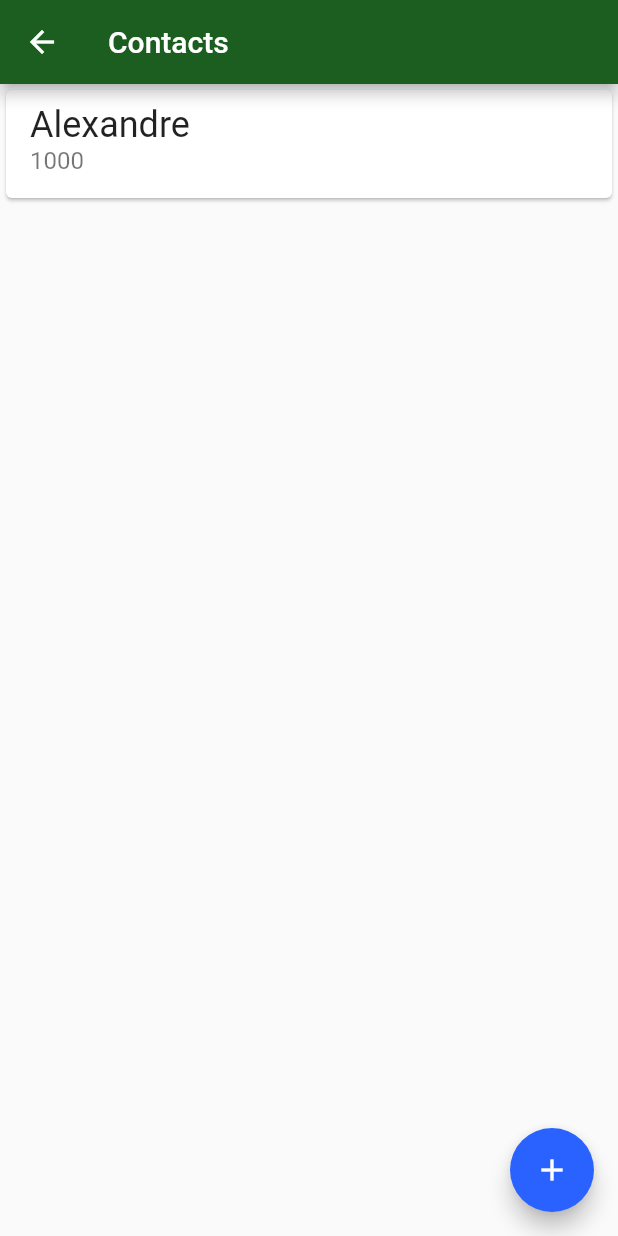
After one commit to jafidelis/bytebank, a Flutter app: the screen it shows after launch, after a tap on "Contacts", on a phone screen of 412 x 824 dp. The commit adds this screen. Run offline on Flutter 3.47's test engine with Material 2 defaults, Android fonts, the phone set to English and light mode, and no system bars.

Commit message:
Added contact list

```diff
--- a/lib/main.dart
+++ b/lib/main.dart
@@ -1,3 +1,5 @@
+import 'package:bytebank/screens/contacts_list.dart';
+import 'package:bytebank/screens/dashboard.dart';
 import 'package:flutter/material.dart';
 
 void main() {
@@ -21,51 +23,3 @@ class BytebankApp extends StatelessWidget {
     );
   }
 }
-
-class Dashboard extends StatelessWidget {
-  @override
-  Widget build(BuildContext context) {
-    return Scaffold(
-      appBar: AppBar(
-        title: Text('Dashboard'),
-      ),
-      body: Column(
-        mainAxisAlignment: MainAxisAlignment.spaceBetween,
-        crossAxisAlignment: CrossAxisAlignment.start,
-        children: [
-          Padding(
-            padding: const EdgeInsets.all(8.0),
-            child: Image.asset('images/bytebank_logo.png'),
-          ),
-          Padding(
-            padding: const EdgeInsets.all(8.0),
-            child: Container(
-              padding: EdgeInsets.all(8.0),
-              height: 100,
-              width: 150,
-              color: Theme.of(context).primaryColor,
-              child: Column(
-                mainAxisAlignment: MainAxisAlignment.spaceBetween,
-                crossAxisAlignment: CrossAxisAlignment.start,
-                children: [
-                  Icon(
-                    Icons.people,
-                    color: Colors.white,
-                    size: 32.0,
-                  ),
-                  Text(
-                    'Contacts',
-                    style: TextStyle(
-                      color: Colors.white,
-                      fontSize: 16.0,
-                    ),
-                  ),
-                ],
-              ),
-            ),
-          )
-        ],
-      ),
-    );
-  }
-}
--- /dev/null
+++ b/lib/screens/contacts_list.dart
@@ -0,0 +1,32 @@
+import 'package:flutter/material.dart';
+
+class ContactsList extends StatelessWidget {
+  @override
+  Widget build(BuildContext context) {
+    return Scaffold(
+      appBar: AppBar(
+        title: Text('Contacts'),
+      ),
+      body: ListView(
+        children: [
+          Card(
+            child: ListTile(
+              title: Text(
+                'Alexandre',
+                style: TextStyle(fontSize: 24),
+              ),
+              subtitle: Text(
+                '1000',
+                style: TextStyle(fontSize: 16),
+              ),
+            ),
+          )
+        ],
+      ),
+      floatingActionButton: FloatingActionButton(
+        onPressed: (){},
+        child: Icon(Icons.add),
+      ),
+    );
+  }
+}
--- /dev/null
+++ b/lib/screens/dashboard.dart
@@ -0,0 +1,61 @@
+import 'package:bytebank/screens/contacts_list.dart';
+import 'package:flutter/material.dart';
+
+class Dashboard extends StatelessWidget {
+  @override
+  Widget build(BuildContext context) {
+    return Scaffold(
+      appBar: AppBar(
+        title: Text('Dashboard'),
+      ),
+      body: Column(
+        mainAxisAlignment: MainAxisAlignment.spaceBetween,
+        crossAxisAlignment: CrossAxisAlignment.start,
+        children: [
+          Padding(
+            padding: const EdgeInsets.all(8.0),
+            child: Image.asset('images/bytebank_logo.png'),
+          ),
+          Padding(
+            padding: const EdgeInsets.all(8.0),
+            child: Material(
+              color: Theme.of(context).primaryColor,
+              child: InkWell(
+                onTap: () {
+                  Navigator.of(context).push(
+                    MaterialPageRoute(
+                      builder: (context) => ContactsList(),
+                    ),
+                  );
+                },
+                child: Container(
+                  padding: EdgeInsets.all(8.0),
+                  height: 100,
+                  width: 150,
+                  child: Column(
+                    mainAxisAlignment: MainAxisAlignment.spaceBetween,
+                    crossAxisAlignment: CrossAxisAlignment.start,
+                    children: [
+                      Icon(
+                        Icons.people,
+                        color: Colors.white,
+                        size: 32.0,
+                      ),
+                      Text(
+                        'Contacts',
+                        style: TextStyle(
+                          color: Colors.white,
+                          fontSize: 16.0,
+                        ),
+                      ),
+                    ],
+                  ),
+                ),
+              ),
+            ),
+          )
+        ],
+      ),
+    );
+  }
+}
```
